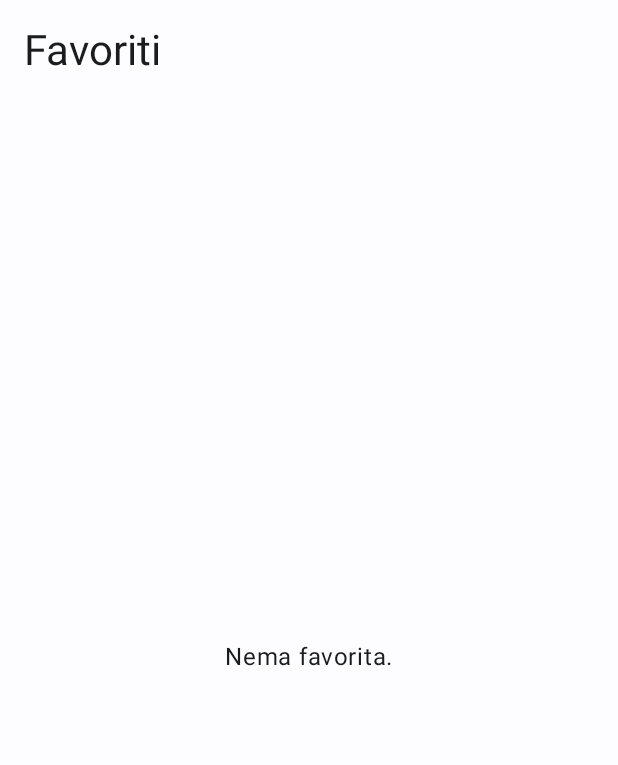
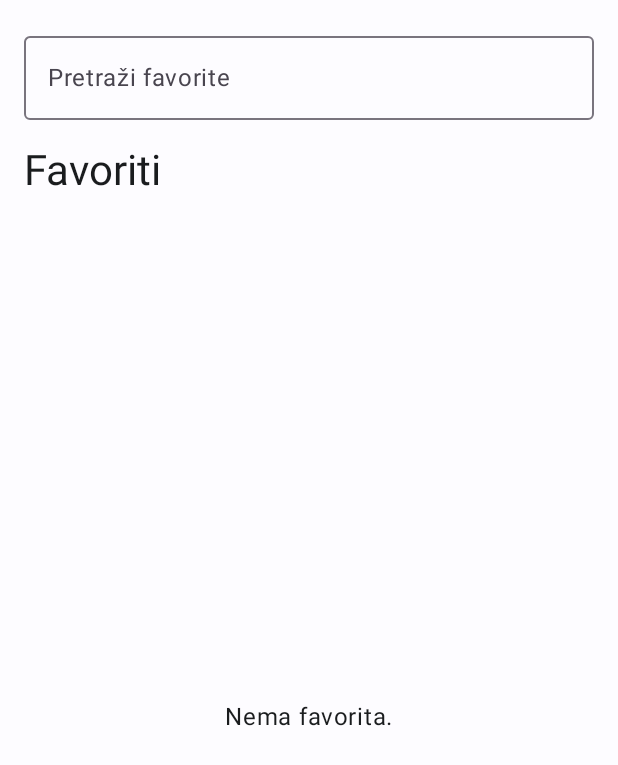
Before and after one commit to imdavor/e_lijekovi_2, an Android app built with Jetpack Compose: the composable FavoritiLijekoviScreen called with empty values, on a phone screen of 412 x 824 dp. Shown: the top 765 px of the screen. Run offline under Robolectric (Android 15) with nearby library versions, the phone set to English and light mode, and no system bars.

Commit message:
RADI-promjena dizajna

```diff
--- a/app/src/main/java/com/example/e_lijekovi_2/MainActivity.kt
+++ b/app/src/main/java/com/example/e_lijekovi_2/MainActivity.kt
@@ -315,7 +315,7 @@ fun LijekCard(
 
                             Spacer(modifier = Modifier.height(6.dp))
                             Text(
-                                text = "💊 Stanje: ${lijek.trenutnoStanje}/${lijek.pakiranje}",
+                                text = "💊 ${lijek.trenutnoStanje}/${lijek.pakiranje}",
                                 style = MaterialTheme.typography.bodyMedium,
                                 color = if (isLowStock) Color(0xFFF9A825) else MaterialTheme.colorScheme.onSurfaceVariant,
                                 fontWeight = FontWeight.Medium
--- a/app/src/main/java/com/example/e_lijekovi_2/ui/components/FavouritesScreen.kt
+++ b/app/src/main/java/com/example/e_lijekovi_2/ui/components/FavouritesScreen.kt
@@ -7,10 +7,22 @@ import androidx.compose.foundation.lazy.grid.items
 import androidx.compose.material3.MaterialTheme
 import androidx.compose.material3.Text
 import androidx.compose.runtime.Composable
+import androidx.compose.ui.Alignment
 import androidx.compose.ui.Modifier
 import androidx.compose.ui.unit.dp
 import com.example.e_lijekovi_2.Lijek
 import androidx.compose.material3.ExperimentalMaterial3Api
+import androidx.compose.material3.Icon
+import androidx.compose.material3.IconButton
+import androidx.compose.material.icons.Icons
+import androidx.compose.material.icons.filled.Close
+import androidx.compose.runtime.remember
+import androidx.compose.material3.OutlinedTextField
+import androidx.compose.runtime.mutableStateOf
+import androidx.compose.runtime.getValue
+import androidx.compose.runtime.setValue
+import androidx.compose.foundation.shape.RoundedCornerShape
+import androidx.compose.material3.Card
 
 @Composable
 fun FavoritiLijekoviScreen(
@@ -18,13 +30,35 @@ fun FavoritiLijekoviScreen(
     onDodaj: (Lijek) -> Unit,
     modifier: Modifier = Modifier
 ) {
+    var searchQuery by remember { mutableStateOf("") }
     Column(modifier = modifier.fillMaxSize().padding(16.dp)) {
+        OutlinedTextField(
+            value = searchQuery,
+            onValueChange = { searchQuery = it },
+            label = { Text("Pretraži favorite") },
+            modifier = Modifier
+                .fillMaxWidth()
+                .padding(bottom = 16.dp),
+            trailingIcon = {
+                if (searchQuery.isNotEmpty()) {
+                    IconButton(onClick = { searchQuery = "" }) {
+                        Icon(
+                            imageVector = Icons.Filled.Close,
+                            contentDescription = "Obriši pretragu"
+                        )
+                    }
+                }
+            },
+            singleLine = true,
+            maxLines = 1
+        )
         Text(
             text = "Favoriti",
             style = MaterialTheme.typography.headlineMedium,
             modifier = Modifier.padding(bottom = 16.dp)
         )
-        if (lijekovi.isEmpty()) {
+        val filtriraniLijekovi = lijekovi.filter { it.naziv.contains(searchQuery, ignoreCase = true) }
+        if (filtriraniLijekovi.isEmpty()) {
             Box(modifier = Modifier.fillMaxSize(), contentAlignment = androidx.compose.ui.Alignment.Center) {
                 Text("Nema favorita.", style = MaterialTheme.typography.bodyLarge)
             }
@@ -35,7 +69,7 @@ fun FavoritiLijekoviScreen(
                 horizontalArrangement = Arrangement.spacedBy(16.dp),
                 modifier = Modifier.fillMaxSize()
             ) {
-                items(lijekovi) { lijek ->
+                items(filtriraniLijekovi) { lijek ->
                     LijekFavoritCard(
                         lijek = lijek,
                         onDodaj = { onDodaj(lijek) },
@@ -54,12 +88,13 @@ fun LijekFavoritCard(
     onDodaj: () -> Unit,
     modifier: Modifier = Modifier
 ) {
-    androidx.compose.material3.Card(
+    Card(
         modifier = modifier
             .fillMaxWidth()
             .height(120.dp)
             .padding(4.dp),
-        onClick = onDodaj
+        onClick = onDodaj,
+        shape = RoundedCornerShape(8.dp)
     ) {
         Column(
             modifier = Modifier.padding(12.dp),
```
